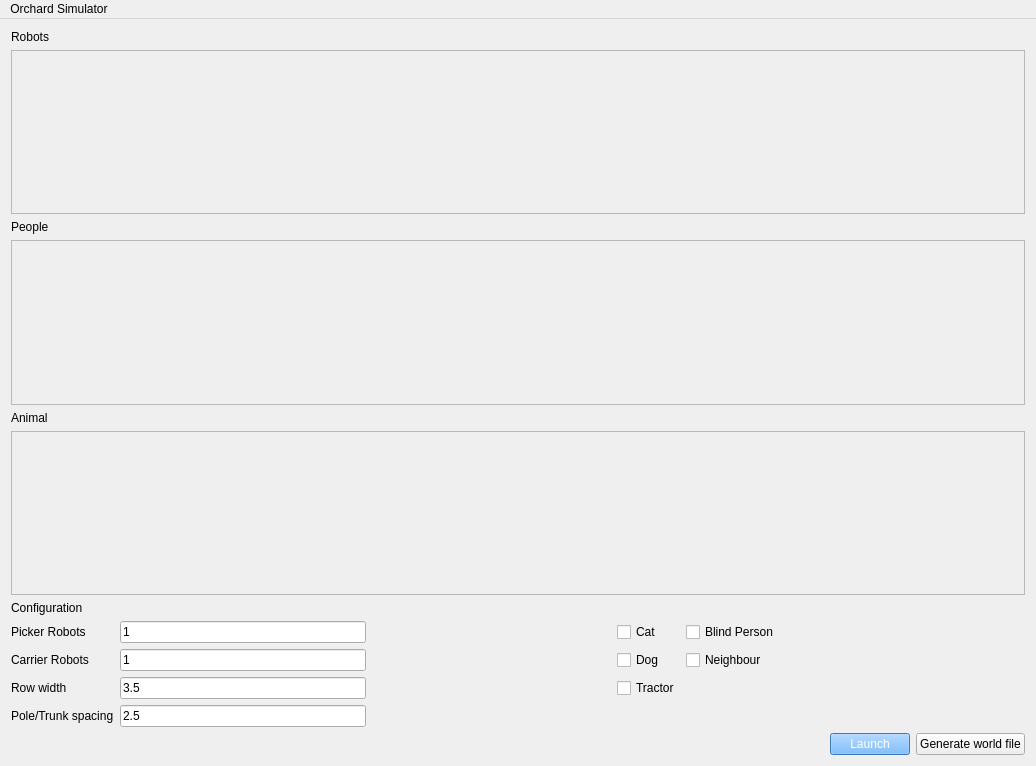
First picture: the form in gui/mainwindow.ui, repository gdsl/SOFTENG-306-PROJECT-1, before the edit.
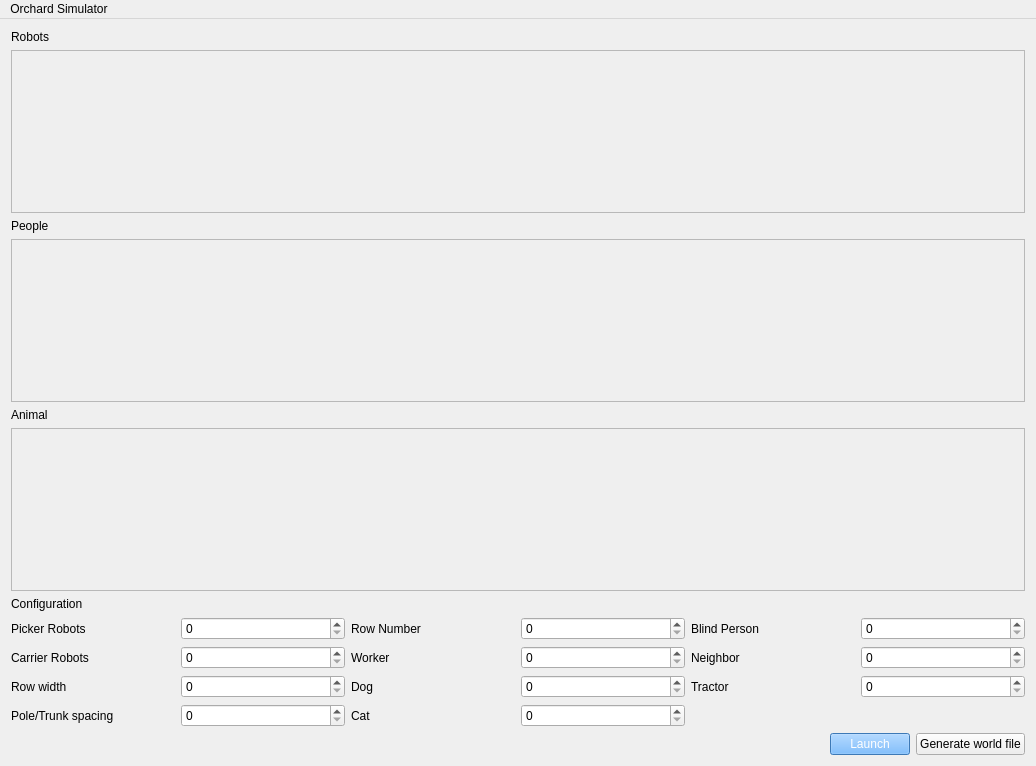
Second picture: the form after the edit.

Commit message: Changed gui to use spinners

What changed in the file:
```diff
--- a/gui/mainwindow.ui
+++ b/gui/mainwindow.ui
@@ -78,6 +78,7 @@
            <height>139</height>
           </rect>
          </property>
+         <layout class="QHBoxLayout" name="horizontalLayout_4"/>
         </widget>
        </widget>
       </item>
@@ -106,7 +107,7 @@
            <height>139</height>
           </rect>
          </property>
-         <zorder></zorder>
+         <layout class="QHBoxLayout" name="horizontalLayout_5"/>
         </widget>
        </widget>
       </item>
@@ -126,106 +127,27 @@
       </item>
       <item>
        <layout class="QGridLayout" name="gridLayout">
-        <item row="4" column="0">
+        <item row="0" column="1">
+         <widget class="QSpinBox" name="pickerSpinner"/>
+        </item>
+        <item row="5" column="0">
          <widget class="QLabel" name="spacingLabel">
           <property name="text">
            <string>Pole/Trunk spacing</string>
           </property>
          </widget>
         </item>
-        <item row="3" column="3">
-         <widget class="QCheckBox" name="tractorLabel">
-          <property name="text">
-           <string>Tractor</string>
-          </property>
-         </widget>
-        </item>
-        <item row="1" column="3">
-         <widget class="QCheckBox" name="dogLabel">
-          <property name="text">
-           <string>Dog</string>
-          </property>
-         </widget>
-        </item>
-        <item row="0" column="1">
-         <widget class="QLineEdit" name="pickerRobotsField">
-          <property name="text">
-           <string>1</string>
-          </property>
-         </widget>
-        </item>
-        <item row="0" column="4">
-         <widget class="QCheckBox" name="blindPersonLabel">
-          <property name="text">
-           <string>Blind Person</string>
-          </property>
-         </widget>
-        </item>
-        <item row="1" column="1">
-         <widget class="QLineEdit" name="carrierRobotsField">
-          <property name="text">
-           <string>1</string>
-          </property>
-         </widget>
-        </item>
-        <item row="1" column="0">
-         <widget class="QLabel" name="carrierRobotsLabel">
-          <property name="text">
-           <string>Carrier Robots</string>
-          </property>
-         </widget>
-        </item>
-        <item row="0" column="6">
-         <spacer name="horizontalSpacer_2">
-          <property name="orientation">
-           <enum>Qt::Horizontal</enum>
-          </property>
-          <property name="sizeHint" stdset="0">
-           <size>
-            <width>40</width>
-            <height>20</height>
-           </size>
-          </property>
-         </spacer>
-        </item>
-        <item row="3" column="0">
+        <item row="4" column="0">
          <widget class="QLabel" name="rowWidthLabel">
           <property name="text">
            <string>Row width</string>
           </property>
          </widget>
         </item>
-        <item row="3" column="1">
-         <widget class="QLineEdit" name="rowWidthField">
+        <item row="2" column="0">
+         <widget class="QLabel" name="carrierRobotsLabel">
           <property name="text">
-           <string>3.5</string>
-          </property>
-         </widget>
-        </item>
-        <item row="0" column="3">
-         <widget class="QCheckBox" name="catLabel">
-          <property name="text">
-           <string>Cat</string>
-          </property>
-         </widget>
-        </item>
-        <item row="0" column="2">
-         <spacer name="horizontalSpacer_5">
-          <property name="orientation">
-           <enum>Qt::Horizontal</enum>
-          </property>
-          <property name="sizeHint" stdset="0">
-           <size>
-            <width>40</width>
-            <height>20</height>
-           </size>
-          </property>
-         </spacer>
-        </item>
-        <item row="4" column="1">
-         <widget class="QLineEdit" name="spacingField">
-          <property name="text">
-           <string>2.5</string>
+           <string>Carrier Robots</string>
           </property>
          </widget>
         </item>
@@ -236,10 +158,82 @@
           </property>
          </widget>
         </item>
-        <item row="1" column="4">
-         <widget class="QCheckBox" name="neighbourLabel">
+        <item row="2" column="1">
+         <widget class="QSpinBox" name="carrierSpinner"/>
+        </item>
+        <item row="4" column="1">
+         <widget class="QSpinBox" name="rowWidthSpinner"/>
+        </item>
+        <item row="5" column="1">
+         <widget class="QSpinBox" name="poleTrunkSpacingSpinner"/>
+        </item>
+        <item row="4" column="3">
+         <widget class="QSpinBox" name="dogSpinner"/>
+        </item>
+        <item row="4" column="2">
+         <widget class="QLabel" name="dogLabel">
           <property name="text">
-           <string>Neighbour</string>
+           <string>Dog</string>
+          </property>
+         </widget>
+        </item>
+        <item row="2" column="4">
+         <widget class="QLabel" name="neighborLabel">
+          <property name="text">
+           <string>Neighbor</string>
+          </property>
+         </widget>
+        </item>
+        <item row="2" column="5">
+         <widget class="QSpinBox" name="neighborSpinner"/>
+        </item>
+        <item row="0" column="2">
+         <widget class="QLabel" name="rowNumberLabel">
+          <property name="text">
+           <string>Row Number</string>
+          </property>
+         </widget>
+        </item>
+        <item row="0" column="3">
+         <widget class="QSpinBox" name="rowNumberSpinner"/>
+        </item>
+        <item row="2" column="2">
+         <widget class="QLabel" name="workerLabel">
+          <property name="text">
+           <string>Worker</string>
+          </property>
+         </widget>
+        </item>
+        <item row="2" column="3">
+         <widget class="QSpinBox" name="workerSpinner"/>
+        </item>
+        <item row="0" column="4">
+         <widget class="QLabel" name="blindPersonLabel">
+          <property name="text">
+           <string>Blind Person</string>
+          </property>
+         </widget>
+        </item>
+        <item row="5" column="2">
+         <widget class="QLabel" name="catLabel">
+          <property name="text">
+           <string>Cat</string>
+          </property>
+         </widget>
+        </item>
+        <item row="0" column="5">
+         <widget class="QSpinBox" name="blindPersonSpinner"/>
+        </item>
+        <item row="4" column="5">
+         <widget class="QSpinBox" name="tractorSpinner"/>
+        </item>
+        <item row="5" column="3">
+         <widget class="QSpinBox" name="catSpinner"/>
+        </item>
+        <item row="4" column="4">
+         <widget class="QLabel" name="tractorLabel">
+          <property name="text">
+           <string>Tractor</string>
           </property>
          </widget>
         </item>
```
Left out of the diff: 3 changed lines with no effect on the pictures. The commit also changes 2 other files.
